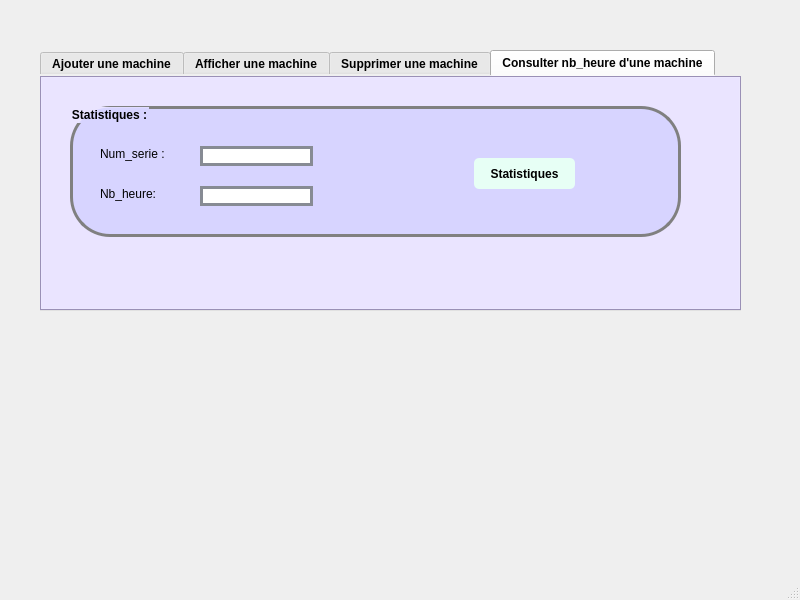
Qt form GestionMachine/mainwindow.ui (malekelfekih/Smart_Factory_2A9) before a commit.
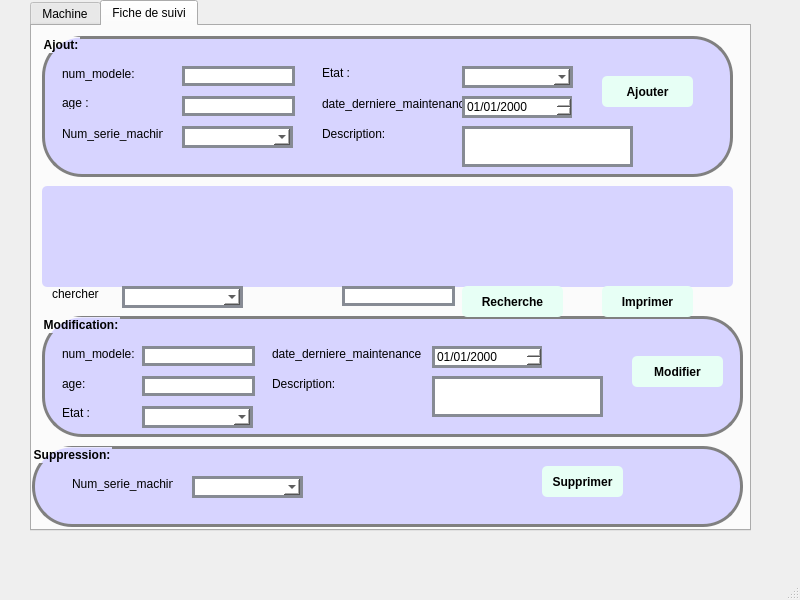
The same form after that commit. The open tabs and pages were chosen to show the change.

Patch:
```diff
--- a/GestionMachine/mainwindow.ui
+++ b/GestionMachine/mainwindow.ui
@@ -17,35 +17,26 @@
    <widget class="QTabWidget" name="tabWidget">
     <property name="geometry">
      <rect>
-      <x>40</x>
-      <y>50</y>
-      <width>701</width>
-      <height>261</height>
+      <x>30</x>
+      <y>0</y>
+      <width>721</width>
+      <height>531</height>
      </rect>
     </property>
-    <property name="styleSheet">
-     <string notr="true">QTabWidget {
-padding: 5px;
-border-radius: 5px;
-background-color:#d7caff;
-font-weight: bold;
-}
-</string>
-    </property>
     <property name="currentIndex">
-     <number>3</number>
+     <number>0</number>
     </property>
-    <widget class="QWidget" name="tab">
+    <widget class="QWidget" name="tab_3">
      <attribute name="title">
-      <string>Ajouter une machine</string>
+      <string>Machine</string>
      </attribute>
      <widget class="QGroupBox" name="groupBox">
       <property name="geometry">
        <rect>
-        <x>50</x>
-        <y>20</y>
-        <width>561</width>
-        <height>191</height>
+        <x>10</x>
+        <y>10</y>
+        <width>681</width>
+        <height>101</height>
        </rect>
       </property>
       <property name="styleSheet">
@@ -91,8 +82,8 @@
       <widget class="QLabel" name="label_3">
        <property name="geometry">
         <rect>
-         <x>10</x>
-         <y>90</y>
+         <x>290</x>
+         <y>30</y>
          <width>101</width>
          <height>16</height>
         </rect>
@@ -104,8 +95,8 @@
       <widget class="QLabel" name="label_4">
        <property name="geometry">
         <rect>
-         <x>10</x>
-         <y>120</y>
+         <x>290</x>
+         <y>60</y>
          <width>81</width>
          <height>16</height>
         </rect>
@@ -153,8 +144,8 @@
       <widget class="QLineEdit" name="LEpuissance">
        <property name="geometry">
         <rect>
-         <x>140</x>
-         <y>90</y>
+         <x>390</x>
+         <y>30</y>
          <width>113</width>
          <height>20</height>
         </rect>
@@ -171,8 +162,8 @@
       <widget class="QPushButton" name="pushButtonajouter">
        <property name="geometry">
         <rect>
-         <x>380</x>
-         <y>70</y>
+         <x>550</x>
+         <y>40</y>
          <width>101</width>
          <height>31</height>
         </rect>
@@ -196,8 +187,8 @@
       <widget class="QLineEdit" name="LEnb">
        <property name="geometry">
         <rect>
-         <x>140</x>
-         <y>120</y>
+         <x>390</x>
+         <y>60</y>
          <width>113</width>
          <height>20</height>
         </rect>
@@ -212,66 +203,80 @@
        </property>
       </widget>
      </widget>
-    </widget>
-    <widget class="QWidget" name="tab_2">
-     <attribute name="title">
-      <string>Afficher une machine</string>
-     </attribute>
      <widget class="QTableView" name="tab_Machine">
       <property name="geometry">
        <rect>
-        <x>20</x>
-        <y>20</y>
-        <width>631</width>
-        <height>161</height>
-       </rect>
-      </property>
-      <property name="styleSheet">
-       <string notr="true">QTableView {
-padding: 5px;
-border-radius: 5px;
-background-color:#d7d4ff;
-font-weight: bold;
-}
-</string>
-      </property>
-     </widget>
-     <widget class="QPushButton" name="pushButton_2">
-      <property name="geometry">
-       <rect>
-        <x>570</x>
-        <y>202</y>
-        <width>101</width>
-        <height>31</height>
-       </rect>
-      </property>
-      <property name="styleSheet">
-       <string notr="true">QPushButton {
-padding: 5px;
-border-radius: 5px;
-background-color:#e7fff5;
-font-weight: bold;
-}
-QPushButton:hover
-{
-color :white;
-}</string>
-      </property>
-      <property name="text">
-       <string>Recherche</string>
-      </property>
-     </widget>
-    </widget>
-    <widget class="QWidget" name="tab_3">
-     <attribute name="title">
-      <string>Supprimer une machine</string>
-     </attribute>
-     <widget class="QPushButton" name="pushButtonsupprimer">
-      <property name="geometry">
-       <rect>
-        <x>404</x>
+        <x>10</x>
         <y>120</y>
-        <width>91</width>
+        <width>671</width>
+        <height>131</height>
+       </rect>
+      </property>
+      <property name="styleSheet">
+       <string notr="true">QTableView {
+padding: 5px;
+border-radius: 5px;
+background-color:#d7d4ff;
+font-weight: bold;
+}
+</string>
+      </property>
+     </widget>
+     <widget class="QLabel" name="label_9">
+      <property name="geometry">
+       <rect>
+        <x>30</x>
+        <y>260</y>
+        <width>141</width>
+        <height>16</height>
+       </rect>
+      </property>
+      <property name="text">
+       <string>chercher</string>
+      </property>
+     </widget>
+     <widget class="QComboBox" name="comboBoxchercher">
+      <property name="geometry">
+       <rect>
+        <x>90</x>
+        <y>260</y>
+        <width>121</width>
+        <height>22</height>
+       </rect>
+      </property>
+      <property name="styleSheet">
+       <string notr="true">QComboBox {
+	font: 75 8pt &quot;MS Shell Dlg 2&quot;;
+border: 3px solid #878b94;
+border-radius: 40pxt;
+background: white;
+}</string>
+      </property>
+     </widget>
+     <widget class="QLineEdit" name="LErecherche">
+      <property name="geometry">
+       <rect>
+        <x>410</x>
+        <y>260</y>
+        <width>113</width>
+        <height>20</height>
+       </rect>
+      </property>
+      <property name="styleSheet">
+       <string notr="true">QLineEdit {
+	font: 75 8pt &quot;MS Shell Dlg 2&quot;;
+border: 3px solid #878b94;
+border-radius: 40pxt;
+background: white;
+}</string>
+      </property>
+     </widget>
+     <widget class="QPushButton" name="pushButtonrecherche">
+      <property name="geometry">
+       <rect>
+        <x>530</x>
+        <y>250</y>
+        <width>101</width>
         <height>31</height>
        </rect>
       </property>
@@ -288,16 +293,16 @@
 }</string>
       </property>
       <property name="text">
-       <string>Supprimer</string>
+       <string>Recherche</string>
       </property>
      </widget>
      <widget class="QGroupBox" name="groupBox_2">
       <property name="geometry">
        <rect>
-        <x>20</x>
-        <y>30</y>
-        <width>571</width>
-        <height>141</height>
+        <x>10</x>
+        <y>300</y>
+        <width>671</width>
+        <height>81</height>
        </rect>
       </property>
       <property name="styleSheet">
@@ -317,8 +322,8 @@
       <widget class="QLabel" name="label_5">
        <property name="geometry">
         <rect>
-         <x>40</x>
-         <y>50</y>
+         <x>30</x>
+         <y>30</y>
          <width>101</width>
          <height>21</height>
         </rect>
@@ -327,17 +332,42 @@
         <string>Num_serie :</string>
        </property>
       </widget>
-      <widget class="QLineEdit" name="LEnumsup">
+      <widget class="QPushButton" name="pushButtonsupprimer">
        <property name="geometry">
         <rect>
-         <x>140</x>
-         <y>50</y>
-         <width>113</width>
-         <height>20</height>
+         <x>500</x>
+         <y>20</y>
+         <width>91</width>
+         <height>31</height>
         </rect>
        </property>
        <property name="styleSheet">
-        <string notr="true">QLineEdit {
+        <string notr="true">QPushButton {
+padding: 5px;
+border-radius: 5px;
+background-color:#e7fff5;
+font-weight: bold;
+}
+QPushButton:hover
+{
+color :white;
+}</string>
+       </property>
+       <property name="text">
+        <string>Supprimer</string>
+       </property>
+      </widget>
+      <widget class="QComboBox" name="comboBoxnum">
+       <property name="geometry">
+        <rect>
+         <x>110</x>
+         <y>30</y>
+         <width>141</width>
+         <height>22</height>
+        </rect>
+       </property>
+       <property name="styleSheet">
+        <string notr="true">QComboBox {
 	font: 75 8pt &quot;MS Shell Dlg 2&quot;;
 border: 3px solid #878b94;
 border-radius: 40pxt;
@@ -346,20 +376,13 @@
        </property>
       </widget>
      </widget>
-     <zorder>groupBox_2</zorder>
-     <zorder>pushButtonsupprimer</zorder>
-    </widget>
-    <widget class="QWidget" name="tab_4">
-     <attribute name="title">
-      <string>Consulter nb_heure d'une machine</string>
-     </attribute>
      <widget class="QGroupBox" name="groupBox_3">
       <property name="geometry">
        <rect>
-        <x>30</x>
-        <y>30</y>
-        <width>611</width>
-        <height>131</height>
+        <x>10</x>
+        <y>390</y>
+        <width>671</width>
+        <height>81</height>
        </rect>
       </property>
       <property name="styleSheet">
@@ -376,55 +399,11 @@
       <property name="title">
        <string>Statistiques :</string>
       </property>
-      <widget class="QLabel" name="label_6">
-       <property name="geometry">
-        <rect>
-         <x>30</x>
-         <y>40</y>
-         <width>71</width>
-         <height>16</height>
-        </rect>
-       </property>
-       <property name="text">
-        <string>Num_serie :</string>
-       </property>
-      </widget>
-      <widget class="QLabel" name="label_7">
-       <property name="geometry">
-        <rect>
-         <x>30</x>
-         <y>80</y>
-         <width>61</width>
-         <height>16</height>
-        </rect>
-       </property>
-       <property name="text">
-        <string>Nb_heure:</string>
-       </property>
-      </widget>
-      <widget class="QLineEdit" name="LEnum3">
-       <property name="geometry">
-        <rect>
-         <x>130</x>
-         <y>40</y>
-         <width>113</width>
-         <height>20</height>
-        </rect>
-       </property>
-       <property name="styleSheet">
-        <string notr="true">QLineEdit {
-	font: 75 8pt &quot;MS Shell Dlg 2&quot;;
-border: 3px solid #878b94;
-border-radius: 40pxt;
-background: white;
-}</string>
-       </property>
-      </widget>
       <widget class="QPushButton" name="pushButton">
        <property name="geometry">
         <rect>
-         <x>404</x>
-         <y>52</y>
+         <x>390</x>
+         <y>20</y>
          <width>101</width>
          <height>31</height>
         </rect>
@@ -445,11 +424,104 @@
         <string>Statistiques</string>
        </property>
       </widget>
-      <widget class="QLineEdit" name="LEnb3">
+      <widget class="QPushButton" name="pushButton_2">
        <property name="geometry">
         <rect>
-         <x>130</x>
-         <y>80</y>
+         <x>140</x>
+         <y>20</y>
+         <width>101</width>
+         <height>31</height>
+        </rect>
+       </property>
+       <property name="styleSheet">
+        <string notr="true">QPushButton {
+padding: 5px;
+border-radius: 5px;
+background-color:#e7fff5;
+font-weight: bold;
+}
+QPushButton:hover
+{
+color :white;
+}</string>
+       </property>
+       <property name="text">
+        <string>Consulter</string>
+       </property>
+      </widget>
+     </widget>
+    </widget>
+    <widget class="QWidget" name="tab_4">
+     <attribute name="title">
+      <string>Fiche de suivi</string>
+     </attribute>
+     <widget class="QGroupBox" name="groupBox_4">
+      <property name="geometry">
+       <rect>
+        <x>10</x>
+        <y>10</y>
+        <width>691</width>
+        <height>141</height>
+       </rect>
+      </property>
+      <property name="styleSheet">
+       <string notr="true">QGroupBox {
+padding: 5px;
+border-radius: 5px;
+font-weight: bold;
+border: 3px solid gray;
+border-radius: 40px;
+background: #d7d4ff;
+}
+</string>
+      </property>
+      <property name="title">
+       <string>Ajout:</string>
+      </property>
+      <widget class="QLabel" name="label_8">
+       <property name="geometry">
+        <rect>
+         <x>20</x>
+         <y>30</y>
+         <width>91</width>
+         <height>16</height>
+        </rect>
+       </property>
+       <property name="text">
+        <string>num_modele:</string>
+       </property>
+      </widget>
+      <widget class="QLabel" name="label_10">
+       <property name="geometry">
+        <rect>
+         <x>20</x>
+         <y>60</y>
+         <width>47</width>
+         <height>13</height>
+        </rect>
+       </property>
+       <property name="text">
+        <string>age :</string>
+       </property>
+      </widget>
+      <widget class="QLabel" name="label_11">
+       <property name="geometry">
+        <rect>
+         <x>280</x>
+         <y>60</y>
+         <width>161</width>
+         <height>16</height>
+        </rect>
+       </property>
+       <property name="text">
+        <string>date_derniere_maintenance :</string>
+       </property>
+      </widget>
+      <widget class="QLineEdit" name="LEnum_2">
+       <property name="geometry">
+        <rect>
+         <x>140</x>
+         <y>30</y>
          <width>113</width>
          <height>20</height>
         </rect>
@@ -463,6 +535,568 @@
 }</string>
        </property>
       </widget>
+      <widget class="QDateEdit" name="LEdate">
+       <property name="geometry">
+        <rect>
+         <x>420</x>
+         <y>60</y>
+         <width>110</width>
+         <height>22</height>
+        </rect>
+       </property>
+       <property name="styleSheet">
+        <string notr="true">QDateEdit {
+	font: 75 8pt &quot;MS Shell Dlg 2&quot;;
+border: 3px solid #878b94;
+border-radius: 40pxt;
+background: white;
+}</string>
+       </property>
+       <property name="displayFormat">
+        <string>dd/MM/yyyy</string>
+       </property>
+      </widget>
+      <widget class="QLabel" name="label_12">
+       <property name="geometry">
+        <rect>
+         <x>280</x>
+         <y>30</y>
+         <width>47</width>
+         <height>13</height>
+        </rect>
+       </property>
+       <property name="text">
+        <string>Etat :</string>
+       </property>
+      </widget>
+      <widget class="QPushButton" name="pushButtonajouter1">
+       <property name="geometry">
+        <rect>
+         <x>560</x>
+         <y>40</y>
+         <width>91</width>
+         <height>31</height>
+        </rect>
+       </property>
+       <property name="styleSheet">
+        <string notr="true">QPushButton {
+padding: 5px;
+border-radius: 5px;
+background-color:#e7fff5;
+font-weight: bold;
+}
+QPushButton:hover
+{
+color :white;
+}</string>
+       </property>
+       <property name="text">
+        <string>Ajouter</string>
+       </property>
+      </widget>
+      <widget class="QLineEdit" name="LEage">
+       <property name="geometry">
+        <rect>
+         <x>140</x>
+         <y>60</y>
+         <width>113</width>
+         <height>20</height>
+        </rect>
+       </property>
+       <property name="styleSheet">
+        <string notr="true">QLineEdit {
+	font: 75 8pt &quot;MS Shell Dlg 2&quot;;
+border: 3px solid #878b94;
+border-radius: 40pxt;
+background: white;
+}</string>
+       </property>
+      </widget>
+      <widget class="QLabel" name="label_13">
+       <property name="geometry">
+        <rect>
+         <x>20</x>
+         <y>90</y>
+         <width>101</width>
+         <height>16</height>
+        </rect>
+       </property>
+       <property name="text">
+        <string>Num_serie_machine :</string>
+       </property>
+      </widget>
+      <widget class="QComboBox" name="comboBoxnummachine">
+       <property name="geometry">
+        <rect>
+         <x>140</x>
+         <y>90</y>
+         <width>111</width>
+         <height>22</height>
+        </rect>
+       </property>
+       <property name="styleSheet">
+        <string notr="true">QComboBox {
+	font: 75 8pt &quot;MS Shell Dlg 2&quot;;
+border: 3px solid #878b94;
+border-radius: 40pxt;
+background: white;
+}</string>
+       </property>
+      </widget>
+      <widget class="QComboBox" name="comboBoxetat">
+       <property name="geometry">
+        <rect>
+         <x>420</x>
+         <y>30</y>
+         <width>111</width>
+         <height>22</height>
+        </rect>
+       </property>
+       <property name="styleSheet">
+        <string notr="true">QComboBox {
+	font: 75 8pt &quot;MS Shell Dlg 2&quot;;
+border: 3px solid #878b94;
+border-radius: 40pxt;
+background: white;
+}</string>
+       </property>
+      </widget>
+      <widget class="QLabel" name="label_21">
+       <property name="geometry">
+        <rect>
+         <x>280</x>
+         <y>90</y>
+         <width>81</width>
+         <height>16</height>
+        </rect>
+       </property>
+       <property name="text">
+        <string>Description:</string>
+       </property>
+      </widget>
+      <widget class="QLineEdit" name="LEDes">
+       <property name="geometry">
+        <rect>
+         <x>420</x>
+         <y>90</y>
+         <width>171</width>
+         <height>41</height>
+        </rect>
+       </property>
+       <property name="styleSheet">
+        <string notr="true">QLineEdit {
+	font: 75 8pt &quot;MS Shell Dlg 2&quot;;
+border: 3px solid #878b94;
+border-radius: 40pxt;
+background: white;
+}</string>
+       </property>
+      </widget>
+     </widget>
+     <widget class="QGroupBox" name="groupBox_6">
+      <property name="geometry">
+       <rect>
+        <x>10</x>
+        <y>290</y>
+        <width>701</width>
+        <height>121</height>
+       </rect>
+      </property>
+      <property name="styleSheet">
+       <string notr="true">QGroupBox {
+padding: 5px;
+border-radius: 5px;
+font-weight: bold;
+border: 3px solid gray;
+border-radius: 40px;
+background: #d7d4ff;
+}
+</string>
+      </property>
+      <property name="title">
+       <string>Modification:</string>
+      </property>
+      <widget class="QLabel" name="label_14">
+       <property name="geometry">
+        <rect>
+         <x>20</x>
+         <y>60</y>
+         <width>91</width>
+         <height>16</height>
+        </rect>
+       </property>
+       <property name="text">
+        <string>age:</string>
+       </property>
+      </widget>
+      <widget class="QLabel" name="label_15">
+       <property name="geometry">
+        <rect>
+         <x>20</x>
+         <y>90</y>
+         <width>47</width>
+         <height>13</height>
+        </rect>
+       </property>
+       <property name="text">
+        <string>Etat :</string>
+       </property>
+      </widget>
+      <widget class="QLabel" name="label_16">
+       <property name="geometry">
+        <rect>
+         <x>230</x>
+         <y>30</y>
+         <width>151</width>
+         <height>16</height>
+        </rect>
+       </property>
+       <property name="text">
+        <string>date_derniere_maintenance :</string>
+       </property>
+      </widget>
+      <widget class="QDateEdit" name="LEdate1">
+       <property name="geometry">
+        <rect>
+         <x>390</x>
+         <y>30</y>
+         <width>110</width>
+         <height>22</height>
+        </rect>
+       </property>
+       <property name="styleSheet">
+        <string notr="true">QDateEdit {
+	font: 75 8pt &quot;MS Shell Dlg 2&quot;;
+border: 3px solid #878b94;
+border-radius: 40pxt;
+background: white;
+}</string>
+       </property>
+       <property name="displayFormat">
+        <string>dd/MM/yyyy</string>
+       </property>
+      </widget>
+      <widget class="QPushButton" name="pushButtonmodifier">
+       <property name="geometry">
+        <rect>
+         <x>590</x>
+         <y>40</y>
+         <width>91</width>
+         <height>31</height>
+        </rect>
+       </property>
+       <property name="styleSheet">
+        <string notr="true">QPushButton {
+padding: 5px;
+border-radius: 5px;
+background-color:#e7fff5;
+font-weight: bold;
+}
+QPushButton:hover
+{
+color :white;
+}</string>
+       </property>
+       <property name="text">
+        <string>Modifier</string>
+       </property>
+      </widget>
+      <widget class="QLabel" name="label_17">
+       <property name="geometry">
+        <rect>
+         <x>20</x>
+         <y>30</y>
+         <width>91</width>
+         <height>16</height>
+        </rect>
+       </property>
+       <property name="text">
+        <string>num_modele:</string>
+       </property>
+      </widget>
+      <widget class="QLineEdit" name="LEnum1">
+       <property name="geometry">
+        <rect>
+         <x>100</x>
+         <y>30</y>
+         <width>113</width>
+         <height>20</height>
+        </rect>
+       </property>
+       <property name="styleSheet">
+        <string notr="true">QLineEdit {
+	font: 75 8pt &quot;MS Shell Dlg 2&quot;;
+border: 3px solid #878b94;
+border-radius: 40pxt;
+background: white;
+}</string>
+       </property>
+      </widget>
+      <widget class="QLineEdit" name="LEage1">
+       <property name="geometry">
+        <rect>
+         <x>100</x>
+         <y>60</y>
+         <width>113</width>
+         <height>20</height>
+        </rect>
+       </property>
+       <property name="styleSheet">
+        <string notr="true">QLineEdit {
+	font: 75 8pt &quot;MS Shell Dlg 2&quot;;
+border: 3px solid #878b94;
+border-radius: 40pxt;
+background: white;
+}</string>
+       </property>
+      </widget>
+      <widget class="QComboBox" name="comboBoxetat1">
+       <property name="geometry">
+        <rect>
+         <x>100</x>
+         <y>90</y>
+         <width>111</width>
+         <height>22</height>
+        </rect>
+       </property>
+       <property name="styleSheet">
+        <string notr="true">QComboBox {
+	font: 75 8pt &quot;MS Shell Dlg 2&quot;;
+border: 3px solid #878b94;
+border-radius: 40pxt;
+background: white;
+}</string>
+       </property>
+      </widget>
+      <widget class="QLabel" name="label_22">
+       <property name="geometry">
+        <rect>
+         <x>230</x>
+         <y>60</y>
+         <width>81</width>
+         <height>16</height>
+        </rect>
+       </property>
+       <property name="text">
+        <string>Description:</string>
+       </property>
+      </widget>
+      <widget class="QLineEdit" name="LEDes1">
+       <property name="geometry">
+        <rect>
+         <x>390</x>
+         <y>60</y>
+         <width>171</width>
+         <height>41</height>
+        </rect>
+       </property>
+       <property name="styleSheet">
+        <string notr="true">QLineEdit {
+	font: 75 8pt &quot;MS Shell Dlg 2&quot;;
+border: 3px solid #878b94;
+border-radius: 40pxt;
+background: white;
+}</string>
+       </property>
+      </widget>
+     </widget>
+     <widget class="QGroupBox" name="groupBox_7">
+      <property name="geometry">
+       <rect>
+        <x>0</x>
+        <y>420</y>
+        <width>711</width>
+        <height>81</height>
+       </rect>
+      </property>
+      <property name="styleSheet">
+       <string notr="true">QGroupBox {
+padding: 5px;
+border-radius: 5px;
+font-weight: bold;
+border: 3px solid gray;
+border-radius: 40px;
+background: #d7d4ff;
+}
+</string>
+      </property>
+      <property name="title">
+       <string>Suppression:</string>
+      </property>
+      <widget class="QPushButton" name="pushButtonsupprimer2">
+       <property name="geometry">
+        <rect>
+         <x>510</x>
+         <y>20</y>
+         <width>81</width>
+         <height>31</height>
+        </rect>
+       </property>
+       <property name="styleSheet">
+        <string notr="true">QPushButton {
+padding: 5px;
+border-radius: 5px;
+background-color:#e7fff5;
+font-weight: bold;
+}
+QPushButton:hover
+{
+color :white;
+}</string>
+       </property>
+       <property name="text">
+        <string>Supprimer</string>
+       </property>
+      </widget>
+      <widget class="QLabel" name="label_23">
+       <property name="geometry">
+        <rect>
+         <x>40</x>
+         <y>30</y>
+         <width>101</width>
+         <height>16</height>
+        </rect>
+       </property>
+       <property name="text">
+        <string>Num_serie_machine :</string>
+       </property>
+      </widget>
+      <widget class="QComboBox" name="comboBoxnummachine1">
+       <property name="geometry">
+        <rect>
+         <x>160</x>
+         <y>30</y>
+         <width>111</width>
+         <height>22</height>
+        </rect>
+       </property>
+       <property name="styleSheet">
+        <string notr="true">QComboBox {
+	font: 75 8pt &quot;MS Shell Dlg 2&quot;;
+border: 3px solid #878b94;
+border-radius: 40pxt;
+background: white;
+}</string>
+       </property>
+      </widget>
+     </widget>
+     <widget class="QTableView" name="tab_Fiche">
+      <property name="geometry">
+       <rect>
+        <x>10</x>
+        <y>160</y>
+        <width>691</width>
+        <height>101</height>
+       </rect>
+      </property>
+      <property name="styleSheet">
+       <string notr="true">QTableView {
+padding: 5px;
+border-radius: 5px;
+background-color:#d7d4ff;
+font-weight: bold;
+}
+</string>
+      </property>
+     </widget>
+     <widget class="QPushButton" name="pushButtonimprimer">
+      <property name="geometry">
+       <rect>
+        <x>570</x>
+        <y>260</y>
+        <width>91</width>
+        <height>31</height>
+       </rect>
+      </property>
+      <property name="styleSheet">
+       <string notr="true">QPushButton {
+padding: 5px;
+border-radius: 5px;
+background-color:#e7fff5;
+font-weight: bold;
+}
+QPushButton:hover
+{
+color :white;
+}</string>
+      </property>
+      <property name="text">
+       <string>Imprimer</string>
+      </property>
+     </widget>
+     <widget class="QPushButton" name="pushButtonrecherche1">
+      <property name="geometry">
+       <rect>
+        <x>430</x>
+        <y>260</y>
+        <width>101</width>
+        <height>31</height>
+       </rect>
+      </property>
+      <property name="styleSheet">
+       <string notr="true">QPushButton {
+padding: 5px;
+border-radius: 5px;
+background-color:#e7fff5;
+font-weight: bold;
+}
+QPushButton:hover
+{
+color :white;
+}</string>
+      </property>
+      <property name="text">
+       <string>Recherche</string>
+      </property>
+     </widget>
+     <widget class="QLineEdit" name="LErecherche1">
+      <property name="geometry">
+       <rect>
+        <x>310</x>
+        <y>260</y>
+        <width>113</width>
+        <height>20</height>
+       </rect>
+      </property>
+      <property name="styleSheet">
+       <string notr="true">QLineEdit {
+	font: 75 8pt &quot;MS Shell Dlg 2&quot;;
+border: 3px solid #878b94;
+border-radius: 40pxt;
+background: white;
+}</string>
+      </property>
+     </widget>
+     <widget class="QComboBox" name="comboBoxchercher1">
+      <property name="geometry">
+       <rect>
+        <x>90</x>
+        <y>260</y>
+        <width>121</width>
+        <height>22</height>
+       </rect>
+      </property>
+      <property name="styleSheet">
+       <string notr="true">QComboBox {
+	font: 75 8pt &quot;MS Shell Dlg 2&quot;;
+border: 3px solid #878b94;
+border-radius: 40pxt;
+background: white;
+}</string>
+      </property>
+     </widget>
+     <widget class="QLabel" name="label_18">
+      <property name="geometry">
+       <rect>
+        <x>20</x>
+        <y>260</y>
+        <width>141</width>
+        <height>16</height>
+       </rect>
+      </property>
+      <property name="text">
+       <string>chercher</string>
+      </property>
      </widget>
     </widget>
    </widget>
```
